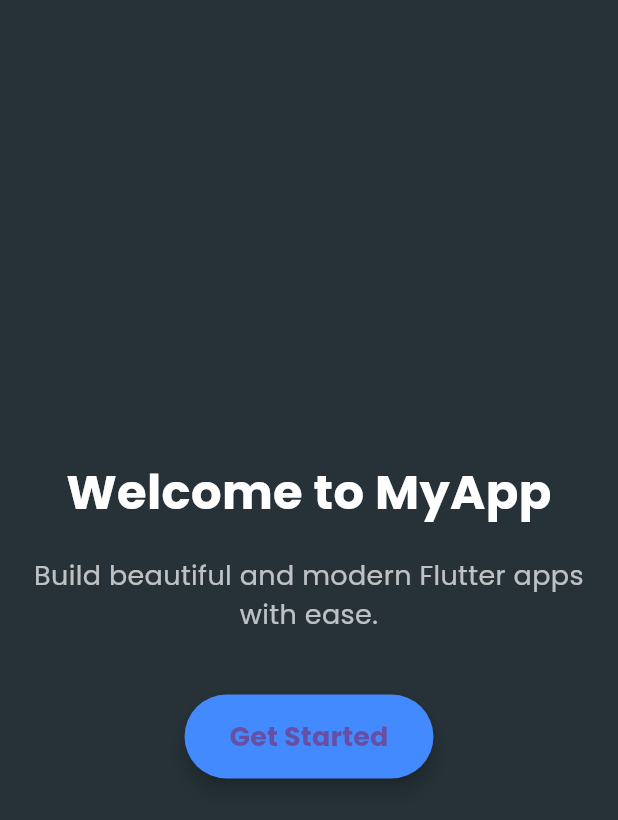
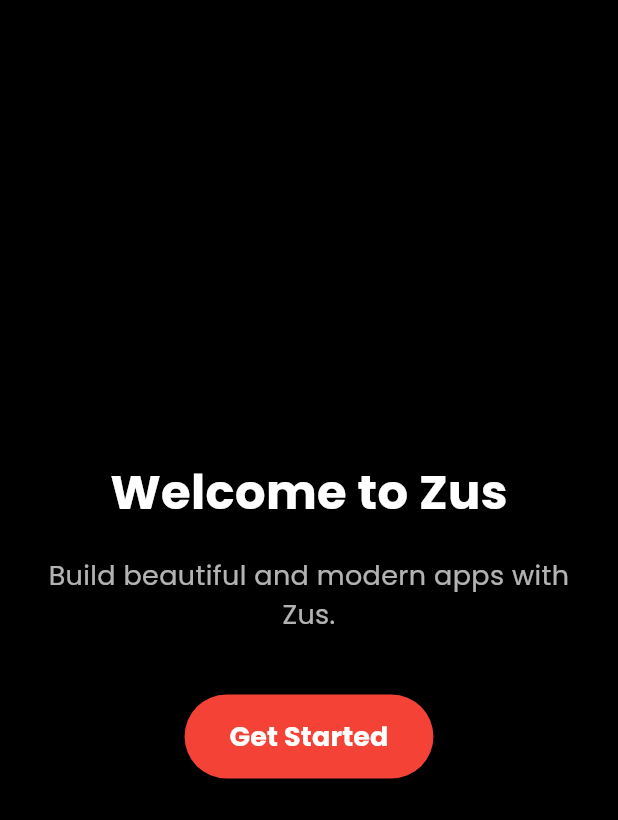
Before and after one commit to manuelosalumbidesii/test_deploy, a Flutter app: the screen it shows after launch, on a phone screen of 412 x 824 dp. Shown: the top 820 px of the screen. Run offline on Flutter 3.47's test engine with Material 3 defaults, Android fonts, the light colour scheme and no system bars; our stand-ins replace google_fonts.

Commit message:
Updated main.dart with Zus branding and new color scheme

```diff
--- a/lib/main.dart
+++ b/lib/main.dart
@@ -22,7 +22,7 @@ class HomePage extends StatelessWidget {
   @override
   Widget build(BuildContext context) {
     return Scaffold(
-      backgroundColor: Colors.blueGrey[900],
+      backgroundColor: Colors.black, // Changed to black background
       body: Center(
         child: Padding(
           padding: const EdgeInsets.symmetric(horizontal: 20.0),
@@ -31,29 +31,30 @@ class HomePage extends StatelessWidget {
             crossAxisAlignment: CrossAxisAlignment.center,
             children: [
               const Text(
-                "Welcome to MyApp",
+                "Welcome to Zus",
                 textAlign: TextAlign.center,
                 style: TextStyle(
                   fontSize: 32,
                   fontWeight: FontWeight.bold,
-                  color: Colors.white,
+                  color: Colors.white, // White text color
                 ),
               ),
               const SizedBox(height: 20),
               const Text(
-                "Build beautiful and modern Flutter apps with ease.",
+                "Build beautiful and modern apps with Zus.",
                 textAlign: TextAlign.center,
                 style: TextStyle(
                   fontSize: 18,
-                  color: Colors.white70,
+                  color: Colors.white70, // Slightly transparent white color
                 ),
               ),
               const SizedBox(height: 40),
               ElevatedButton(
                 onPressed: () {},
                 style: ElevatedButton.styleFrom(
-                  padding: const EdgeInsets.symmetric(horizontal: 30, vertical: 15),
-                  backgroundColor: Colors.blueAccent,
+                  padding:
+                      const EdgeInsets.symmetric(horizontal: 30, vertical: 15),
+                  backgroundColor: Colors.red, // Red background for the button
                   shape: RoundedRectangleBorder(
                     borderRadius: BorderRadius.circular(30),
                   ),
@@ -61,7 +62,10 @@ class HomePage extends StatelessWidget {
                 ),
                 child: const Text(
                   "Get Started",
-                  style: TextStyle(fontSize: 18, fontWeight: FontWeight.bold),
+                  style: TextStyle(
+                      fontSize: 18,
+                      fontWeight: FontWeight.bold,
+                      color: Colors.white), // White text on the button
                 ),
               ),
             ],
```
